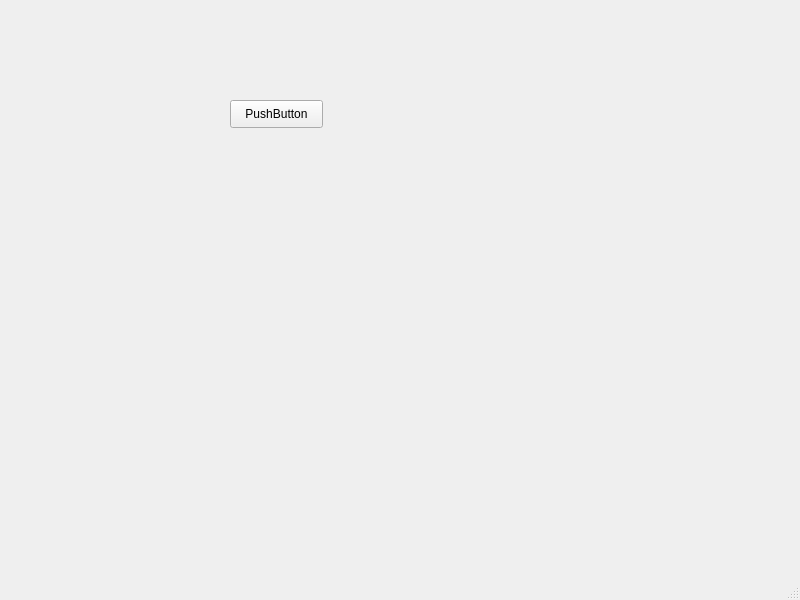
This is gui/test_result.ui in daejlee/Noodle_Company as Qt 5 draws it before an edit. The edited form follows.
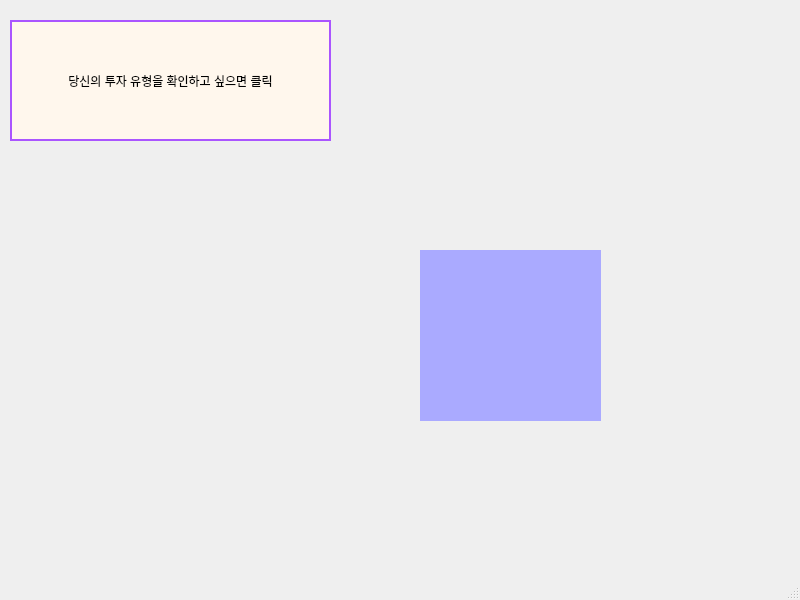
This is the edited form.

Commit message: 투자 성향 분석 테스트로 자신이 어떤 투자 성향자인지 나오게 했습니다. 디자인은 수정 필요

The edit to the form file:
```diff
--- a/gui/test_result.ui
+++ b/gui/test_result.ui
@@ -17,14 +17,46 @@
    <widget class="QPushButton" name="pushButton">
     <property name="geometry">
      <rect>
-      <x>230</x>
-      <y>100</y>
-      <width>93</width>
-      <height>28</height>
+      <x>10</x>
+      <y>20</y>
+      <width>321</width>
+      <height>121</height>
      </rect>
     </property>
+    <property name="styleSheet">
+     <string notr="true">QPushButton{
+	background-color: rgb(255, 247, 237);
+	gridline-color: rgb(170, 85, 255);
+	border-radius: 25Px;
+	border: 2px solid rgb(170, 85, 255);
+}
+QPushButton:hover{
+	
+	background-color: rgb(255, 187, 255);
+	color: rgb(255, 255, 255);
+}
+QPushButton:pressed{
+	background-color: rgb(170, 170, 255);
+}</string>
+    </property>
     <property name="text">
-     <string>PushButton</string>
+     <string>당신의 투자 유형을 확인하고 싶으면 클릭</string>
+    </property>
+   </widget>
+   <widget class="QLabel" name="label_investment_type">
+    <property name="geometry">
+     <rect>
+      <x>420</x>
+      <y>250</y>
+      <width>181</width>
+      <height>171</height>
+     </rect>
+    </property>
+    <property name="styleSheet">
+     <string notr="true">background-color: rgb(170, 170, 255);</string>
+    </property>
+    <property name="text">
+     <string/>
     </property>
    </widget>
   </widget>
```
The commit also changes 4 other files.
